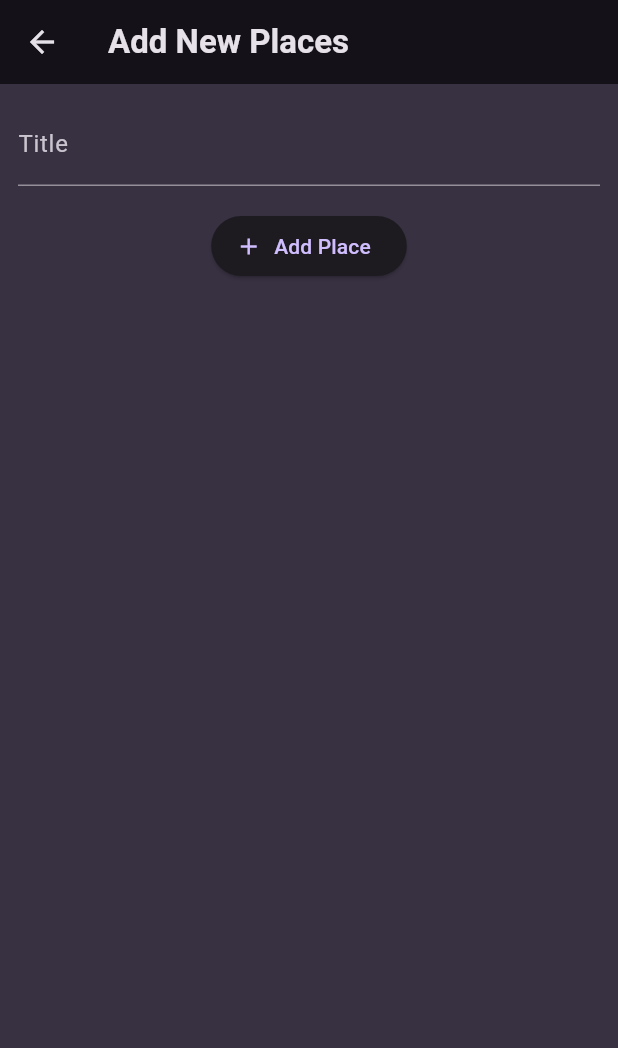
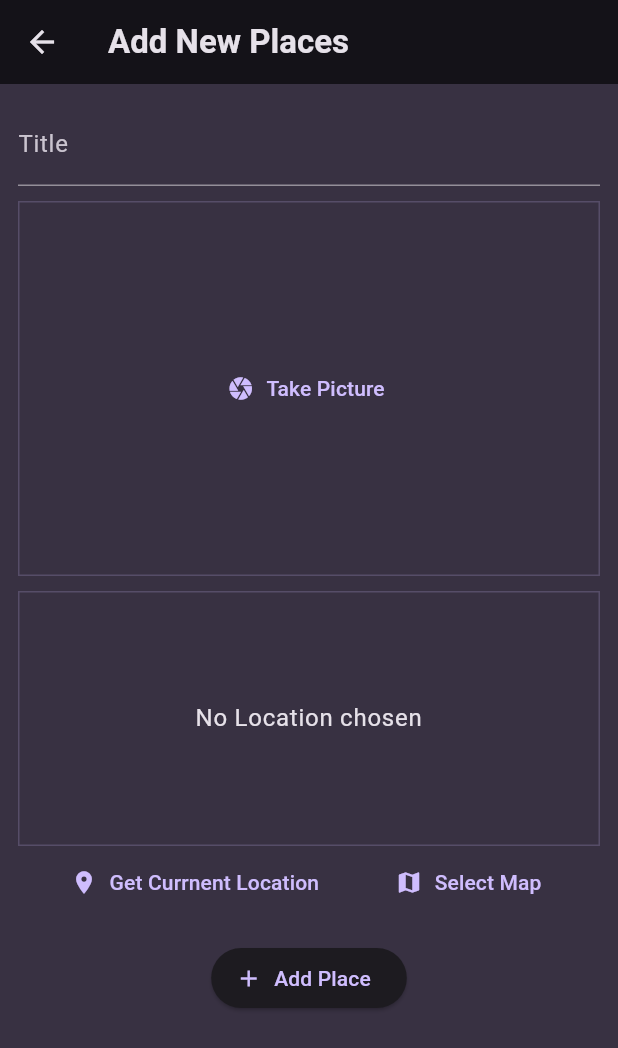
Before and after one commit to MohammedBushraRepo/places_app, a Flutter app: the AddPlacesScreen screen opened directly, on a phone screen of 412 x 824 dp. Shown: the top 1048 px of the screen. Run offline on Flutter 3.47's test engine with Material 3 defaults, Android fonts, the phone set to English and light mode, and no system bars; our stand-ins replace flutter_riverpod, google_fonts, image_picker, location.

Commit message:
added until google maps

```diff
--- a/lib/models/place.dart
+++ b/lib/models/place.dart
@@ -1,14 +1,30 @@
+import 'dart:io';
 
-  import 'package:uuid/uuid.dart';
+import 'package:uuid/uuid.dart';
 
-const  uuid = Uuid();
+const uuid = Uuid();
+
+class PlaceLocation {
+  const PlaceLocation({
+    required this.latitude,
+    required this.longitude,
+    required this.address,
+  });
+
+  final double latitude;
+  final double longitude;
+  final String address;
+}
 
 class Place {
+  Place({
+    required this.title,
+    required this.image,
+   required this.location,
+  }) : id = uuid.v4();
 
-  Place({required this.title}) : id = uuid.v4();
-
-
- final  String id ;
- final String title ;
-
+  final String id;
+  final String title;
+  final File image;
+  final PlaceLocation location;
 }
--- a/lib/providers/user_places.dart
+++ b/lib/providers/user_places.dart
@@ -1,12 +1,13 @@
 
 import 'package:flutter_riverpod/flutter_riverpod.dart';
 import 'package:places/models/place.dart';
+import 'dart:io';
 
 class UserPlacesNotifier  extends StateNotifier<List<Place>>{
   UserPlacesNotifier () : super(const []);
 
-  void addPlace (String title) {
-    final newPlace = Place(title: title);
+  void addPlace (String title , File image , PlaceLocation location) {
+    final newPlace = Place(title: title ,image :image ,location: location);
     state = [newPlace , ...state];
   }
 }
--- a/lib/screens/add_places.dart
+++ b/lib/screens/add_places.dart
@@ -1,11 +1,14 @@
-
 import 'package:flutter/material.dart';
 import 'package:flutter_riverpod/flutter_riverpod.dart';
+import 'package:places/models/place.dart';
 import 'package:places/providers/user_places.dart';
+import 'package:places/widgets/image_input.dart';
+import 'dart:io';
 
-class AddPlacesScreen extends ConsumerStatefulWidget{
+import 'package:places/widgets/location_input.dart';
 
-    const AddPlacesScreen ({super.key});
+class AddPlacesScreen extends ConsumerStatefulWidget {
+  const AddPlacesScreen({super.key});
 
   @override
   ConsumerState<AddPlacesScreen> createState() {
@@ -14,21 +17,23 @@ class AddPlacesScreen extends ConsumerStatefulWidget{
 }
 
 class _AddPlacesScreenState extends ConsumerState<AddPlacesScreen> {
-
   final _titleController = TextEditingController();
 
+  File? _selectedImage;
+  PlaceLocation? _selectedLocation;
 
-  void _savePlace(){
+  void _savePlace() {
     final enteredText = _titleController.text;
 
-    if(enteredText.isEmpty){
+    if (enteredText.isEmpty || _selectedImage == null || _selectedLocation == null) {
       return;
     }
-    ref.read(userPlacesProfider.notifier).addPlace(enteredText);
+    ref
+    .read(userPlacesProfider.notifier)
+    .addPlace(enteredText , _selectedImage! , _selectedLocation! );
 
     Navigator.of(context).pop();
   }
-
 
   @override
   void dispose() {
@@ -36,26 +41,47 @@ class _AddPlacesScreenState extends ConsumerState<AddPlacesScreen> {
     super.dispose();
   }
 
-
   @override
   Widget build(BuildContext context) {
     return Scaffold(
-        appBar:  AppBar(
+      appBar: AppBar(
         title: const Text('Add New Places'),
       ),
       body: SingleChildScrollView(
         padding: const EdgeInsets.all(12),
-        child:  Column(
+        child: Column(
           children: [
             TextField(
               decoration: const InputDecoration(labelText: 'Title'),
               controller: _titleController,
               style: TextStyle(
-                      color:   Theme.of(context).colorScheme.onSurface,
+                color: Theme.of(context).colorScheme.onSurface,
               ),
             ),
+
+            const SizedBox(
+              height: 10,
+            ),
+
             //Image Input
-                const SizedBox(height: 16,) ,
+            ImageInput(
+              onPickImage: (image) {
+                _selectedImage = image;
+              },
+            ),
+
+              const SizedBox(
+              height: 10,
+            ),
+
+            LocationInput(onSelectLocation: (location) {
+              _selectedLocation = location;
+            },),
+
+
+            const SizedBox(
+              height: 16,
+            ),
             ElevatedButton.icon(
               icon: const Icon(Icons.add),
               label: const Text('Add Place'),
--- a/lib/widgets/image_input.dart
+++ b/lib/widgets/image_input.dart
@@ -0,0 +1,67 @@
+import 'dart:io';
+import 'package:flutter/material.dart';
+import 'package:image_picker/image_picker.dart';
+
+class ImageInput extends StatefulWidget {
+  const ImageInput({super.key , required this.onPickImage});
+
+  final void Function(File image) onPickImage ;
+
+  @override
+  State<ImageInput> createState() {
+    return _ImageInputState();
+  }
+}
+
+class _ImageInputState extends State<ImageInput> {
+
+  File? _selectedImage;
+
+  void _takePicture() async {
+    final imagePicker = ImagePicker(); // create instance from ImagePicker
+    final pickedImage =
+        await imagePicker.pickImage(source: ImageSource.camera, maxWidth: 600);
+
+    if (pickedImage == null) {
+      return;
+    }
+    setState(() {
+      _selectedImage = File(pickedImage.path);
+    });
+
+    widget.onPickImage(_selectedImage!);
+  }
+
+  @override
+  Widget build(BuildContext context) {
+    Widget content = TextButton.icon(
+      onPressed: _takePicture,
+      label: const Text('Take Picture'),
+      icon: const Icon(Icons.camera),
+    );
+    if (_selectedImage != null) {
+      content = GestureDetector(
+        onTap: _takePicture,
+        child: Image.file(
+          _selectedImage!,
+          fit: BoxFit.cover,
+          width: double.infinity,
+          height: double.infinity,
+        ),
+      );
+    }
+
+    return Container(
+        decoration: BoxDecoration(
+          border: Border.all(
+            width: 1,
+            color: Theme.of(context).colorScheme.primary.withOpacity(0.2),
+          ),
+        ),
+        width: double.infinity,
+        height: 250,
+        alignment: Alignment.center,
+        child: content
+        );
+  }
+}
--- /dev/null
+++ b/lib/widgets/location_input.dart
@@ -0,0 +1,142 @@
+import 'package:flutter/material.dart';
+import 'package:places/main.dart';
+import 'package:location/location.dart';
+import 'package:http/http.dart' as http;
+import 'dart:convert';
+
+import 'package:places/models/place.dart';
+
+class LocationInput extends StatefulWidget {
+  const LocationInput({super.key, required this.onSelectLocation});
+  final void Function(PlaceLocation location) onSelectLocation;
+
+  @override
+  State<LocationInput> createState() {
+    return _LocationInputState();
+  }
+}
+
+class _LocationInputState extends State<LocationInput> {
+  PlaceLocation? _pickedLocation;
+  var _isGettingLocation = false;
+
+  String get locationImage {
+    if (_pickedLocation == null) {
+      return '';
+    }
+    final lat = _pickedLocation!.latitude;
+    final lng = _pickedLocation!.longitude;
+    return 'https://maps.googleapis.com/maps/api/staticmap?center=$lat,$lng=&zoom=16&size=600x300&maptype=roadmap&markers=color:red%7Clabel:A%7C$lat,$lng&key=AIzaSyDLcwxUggpPZo8lcbH0TB4Crq5SJjtj4ag';
+  }
+
+  void _getCurrentLocation() async {
+    Location location = Location();
+
+    bool serviceEnabled;
+    PermissionStatus permissionGranted;
+    LocationData locationData;
+
+    // Check if the service is available
+    serviceEnabled = await location.serviceEnabled();
+    if (!serviceEnabled) {
+      serviceEnabled = await location.requestService();
+      if (!serviceEnabled) {
+        return;
+      }
+    }
+
+    //check we have the needed permission
+    permissionGranted = await location.hasPermission();
+    if (permissionGranted == PermissionStatus.denied) {
+      permissionGranted = await location.requestPermission();
+      if (permissionGranted != PermissionStatus.granted) {
+        return;
+      }
+    }
+    setState(() {
+      _isGettingLocation = true;
+    });
+
+    locationData = await location.getLocation();
+    final lat = locationData.latitude;
+    final lng = locationData.longitude;
+
+    if (lat == null || lng == null) {
+      return;
+    }
+
+    final url = Uri.parse(
+        'https://maps.googleapis.com/maps/api/staticmap?center=$lat,$lng=&zoom=16&size=600x300&maptype=roadmap&markers=color:red%7Clabel:A%7C$lat,$lng&key=AIzaSyDLcwxUggpPZo8lcbH0TB4Crq5SJjtj4ag');
+    final response = await http.get(url);
+    final resData = json.decode(response.body);
+    final address = resData['results'][0]['formatted_address'];
+
+    setState(() {
+      _pickedLocation = PlaceLocation(
+        longitude: lng,
+        latitude: lat,
+        address: address,
+      );
+      _isGettingLocation = false;
+    });
+
+    widget.onSelectLocation(_pickedLocation!);
+  }
+
+  @override
+  Widget build(BuildContext context) {
+    Widget previewContent = Text(
+      'No Location chosen',
+      textAlign: TextAlign.center,
+      style: Theme.of(context)
+          .textTheme
+          .bodyLarge!
+          .copyWith(color: Theme.of(context).colorScheme.onSurface),
+    );
+
+    if (_pickedLocation != null) {
+      previewContent = Image.network(
+        locationImage,
+        fit: BoxFit.cover,
+        width: double.infinity,
+        height: double.infinity,
+      );
+    }
+
+    if (_isGettingLocation) {
+      previewContent =
+          const CircularProgressIndicator(); //to show spinner while the getting Location
+    }
+
+    return Column(
+      children: [
+        Container(
+            height: 170,
+            width: double.infinity,
+            decoration: BoxDecoration(
+              border: Border.all(
+                width: 1,
+                color: Theme.of(context).colorScheme.primary.withOpacity(0.2),
+              ),
+            ),
+            alignment: Alignment.center,
+            child: previewContent),
+        Row(
+          mainAxisAlignment: MainAxisAlignment.spaceEvenly,
+          children: [
+            TextButton.icon(
+              onPressed: _getCurrentLocation,
+              label: const Text('Get Currnent Location'),
+              icon: const Icon(Icons.location_on),
+            ),
+            TextButton.icon(
+              onPressed: () {},
+              label: const Text('Select Map'),
+              icon: const Icon(Icons.map),
+            ),
+          ],
+        ),
+      ],
+    );
+  }
+}
--- a/pubspec.yaml
+++ b/pubspec.yaml
@@ -38,6 +38,10 @@ dependencies:
   google_fonts: ^6.2.1
   uuid: ^4.5.1
   flutter_riverpod: ^2.5.1
+  image_picker: ^1.1.2
+  location: ^6.0.2
+  http: ^1.2.2
+  google_maps_flutter: ^2.9.0
 
 dev_dependencies:
   flutter_test:
```
Also changed, not shown: lib/screens/places_detail.dart (+55 -7 lines), lib/widgets/places_list.dart (+9 -0 lines), lib/screens/map.dart (added), pubspec.lock, 7 other files. Lines whose indentation alone changed are shown as unchanged.
